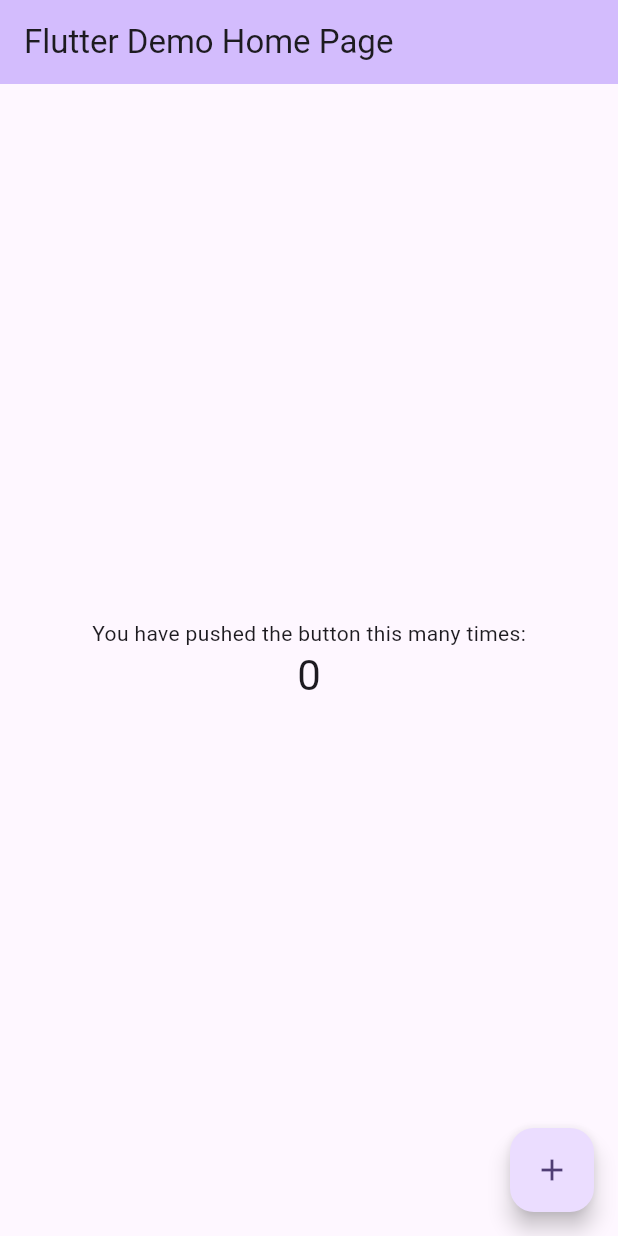
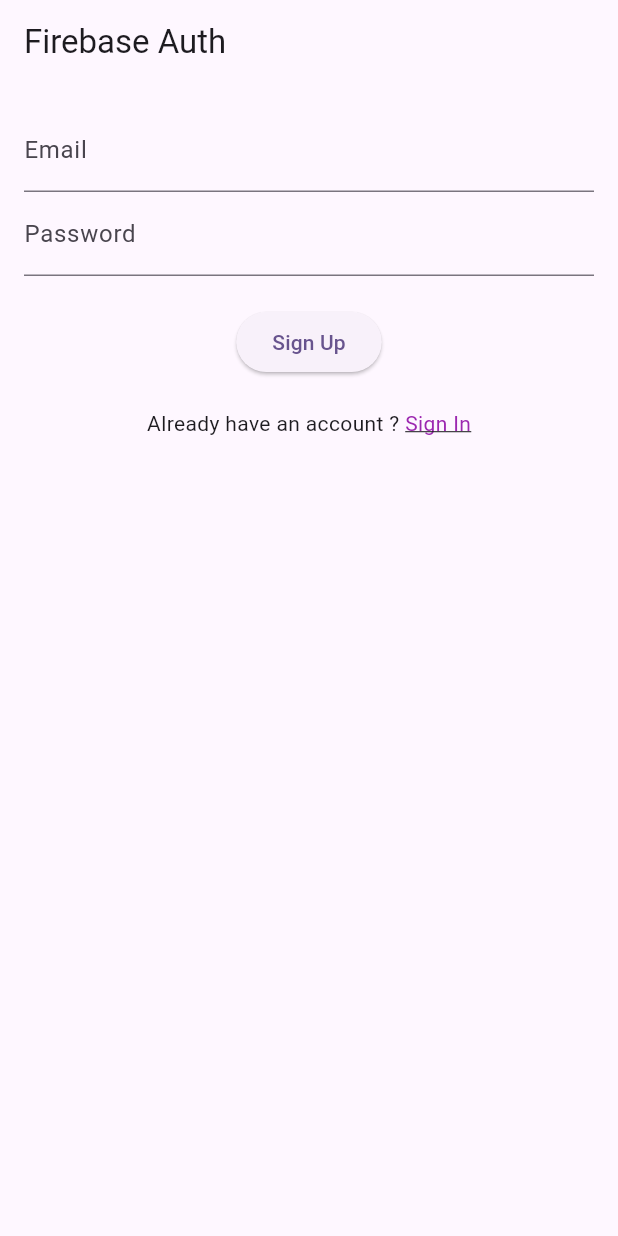
Before and after one commit to MalakEsmail/real-time-chat, a Flutter app: the screen it shows after launch, on a phone screen of 412 x 824 dp. Run offline on Flutter 3.47's test engine with Material 3 defaults, Android fonts, the phone set to English and light mode, and no system bars; our stand-ins replace dartz, equatable, firebase_auth, firebase_core, flutter_bloc, flutter_secure_storage and 1 more; accounts and stored records are empty.

Commit message:
add auth feature [signUp and login and logout] ui + logic

```diff
--- /dev/null
+++ b/lib/chat_app.dart
@@ -0,0 +1,37 @@
+import 'package:flutter/material.dart';
+import 'package:flutter_bloc/flutter_bloc.dart';
+import 'package:flutter_secure_storage/flutter_secure_storage.dart';
+import 'package:internet_connection_checker/internet_connection_checker.dart';
+import 'package:realtimechat/src/authentication/data/data_source/auth_local_data_source.dart';
+import 'package:realtimechat/src/authentication/data/data_source/auth_remote_data_source.dart';
+import 'package:realtimechat/src/authentication/data/repo/auth_repo_impl.dart';
+import 'package:realtimechat/src/authentication/presentation/auth_bloc/auth_bloc.dart';
+import 'package:realtimechat/src/authentication/presentation/auth_screen.dart';
+import 'package:realtimechat/src/core/network/network_info.dart';
+
+class ChatApp extends StatelessWidget {
+  const ChatApp({super.key});
+
+  @override
+  Widget build(BuildContext context) {
+    return MaterialApp(
+      title: 'Real Time Chat',
+      theme: ThemeData(
+        colorScheme: ColorScheme.fromSeed(seedColor: Colors.deepPurple),
+        useMaterial3: true,
+      ),
+      home: MultiBlocProvider(
+        providers: [
+          BlocProvider<AuthBloc>(
+            create: (BuildContext context) => AuthBloc(
+                authRepo: AuthRepoImpl(
+                    networkInfo: NetworkInfoImpl(internetConnectionChecker: InternetConnectionChecker()),
+                    authRemoteDataSource: AuthRemoteDataSourceImpl(),
+                    authLocalDataSource: AuthLocalDataSourceImpl(const FlutterSecureStorage()))),
+          ),
+        ],
+        child: const AuthScreen(),
+      ),
+    );
+  }
+}
--- a/lib/main.dart
+++ b/lib/main.dart
@@ -1,130 +1,11 @@
 import 'package:flutter/material.dart';
 import 'package:firebase_core/firebase_core.dart';
+import 'chat_app.dart';
 import 'firebase_options.dart';
 void main() async{
   WidgetsFlutterBinding.ensureInitialized();
   await Firebase.initializeApp(
     options: DefaultFirebaseOptions.currentPlatform,
   );
-  runApp(const MyApp());
+  runApp(const ChatApp());
 }
-
-class MyApp extends StatelessWidget {
-  const MyApp({super.key});
-
-  // This widget is the root of your application.
-  @override
-  Widget build(BuildContext context) {
-    return MaterialApp(
-      title: 'Flutter Demo',
-      theme: ThemeData(
-        // This is the theme of your application.
-        //
-        // TRY THIS: Try running your application with "flutter run". You'll see
-        // the application has a purple toolbar. Then, without quitting the app,
-        // try changing the seedColor in the colorScheme below to Colors.green
-        // and then invoke "hot reload" (save your changes or press the "hot
-        // reload" button in a Flutter-supported IDE, or press "r" if you used
-        // the command line to start the app).
-        //
-        // Notice that the counter didn't reset back to zero; the application
-        // state is not lost during the reload. To reset the state, use hot
-        // restart instead.
-        //
-        // This works for code too, not just values: Most code changes can be
-        // tested with just a hot reload.
-        colorScheme: ColorScheme.fromSeed(seedColor: Colors.deepPurple),
-        useMaterial3: true,
-      ),
-      home: const MyHomePage(title: 'Flutter Demo Home Page'),
-    );
-  }
-}
-
-class MyHomePage extends StatefulWidget {
-  const MyHomePage({super.key, required this.title});
-
-  // This widget is the home page of your application. It is stateful, meaning
-  // that it has a State object (defined below) that contains fields that affect
-  // how it looks.
-
-  // This class is the configuration for the state. It holds the values (in this
-  // case the title) provided by the parent (in this case the App widget) and
-  // used by the build method of the State. Fields in a Widget subclass are
-  // always marked "final".
-
-  final String title;
-
-  @override
-  State<MyHomePage> createState() => _MyHomePageState();
-}
-
-class _MyHomePageState extends State<MyHomePage> {
-  int _counter = 0;
-
-  void _incrementCounter() {
-    setState(() {
-      // This call to setState tells the Flutter framework that something has
-      // changed in this State, which causes it to rerun the build method below
-      // so that the display can reflect the updated values. If we changed
-      // _counter without calling setState(), then the build method would not be
-      // called again, and so nothing would appear to happen.
-      _counter++;
-    });
-  }
-
-  @override
-  Widget build(BuildContext context) {
-    // This method is rerun every time setState is called, for instance as done
-    // by the _incrementCounter method above.
-    //
-    // The Flutter framework has been optimized to make rerunning build methods
-    // fast, so that you can just rebuild anything that needs updating rather
-    // than having to individually change instances of widgets.
-    return Scaffold(
-      appBar: AppBar(
-        // TRY THIS: Try changing the color here to a specific color (to
-        // Colors.amber, perhaps?) and trigger a hot reload to see the AppBar
-        // change color while the other colors stay the same.
-        backgroundColor: Theme.of(context).colorScheme.inversePrimary,
-        // Here we take the value from the MyHomePage object that was created by
-        // the App.build method, and use it to set our appbar title.
-        title: Text(widget.title),
-      ),
-      body: Center(
-        // Center is a layout widget. It takes a single child and positions it
-        // in the middle of the parent.
-        child: Column(
-          // Column is also a layout widget. It takes a list of children and
-          // arranges them vertically. By default, it sizes itself to fit its
-          // children horizontally, and tries to be as tall as its parent.
-          //
-          // Column has various properties to control how it sizes itself and
-          // how it positions its children. Here we use mainAxisAlignment to
-          // center the children vertically; the main axis here is the vertical
-          // axis because Columns are vertical (the cross axis would be
-          // horizontal).
-          //
-          // TRY THIS: Invoke "debug painting" (choose the "Toggle Debug Paint"
-          // action in the IDE, or press "p" in the console), to see the
-          // wireframe for each widget.
-          mainAxisAlignment: MainAxisAlignment.center,
-          children: <Widget>[
-            const Text(
-              'You have pushed the button this many times:',
-            ),
-            Text(
-              '$_counter',
-              style: Theme.of(context).textTheme.headlineMedium,
-            ),
-          ],
-        ),
-      ),
-      floatingActionButton: FloatingActionButton(
-        onPressed: _incrementCounter,
-        tooltip: 'Increment',
-        child: const Icon(Icons.add),
-      ), // This trailing comma makes auto-formatting nicer for build methods.
-    );
-  }
-}
--- /dev/null
+++ b/lib/src/authentication/data/data_source/auth_local_data_source.dart
@@ -0,0 +1,24 @@
+import 'package:flutter_secure_storage/flutter_secure_storage.dart';
+import 'package:realtimechat/src/core/utils/app_strings.dart';
+
+abstract class AuthLocalDataSource {
+  Future<void> cacheToken({required String token});
+
+  Future<String?> getToken();
+}
+
+class AuthLocalDataSourceImpl extends AuthLocalDataSource {
+  final FlutterSecureStorage secureStorage;
+
+  AuthLocalDataSourceImpl(this.secureStorage);
+
+  @override
+  Future<void> cacheToken({required String token}) async {
+    return await secureStorage.write(key: AppStrings.token, value: token);
+  }
+
+  @override
+  Future<String?> getToken() async {
+    return await secureStorage.read(key: AppStrings.token);
+  }
+}
--- /dev/null
+++ b/lib/src/authentication/data/data_source/auth_remote_data_source.dart
@@ -0,0 +1,30 @@
+import 'package:firebase_auth/firebase_auth.dart';
+
+abstract class AuthRemoteDataSource {
+  Future<User?> login({required String email, required String password});
+
+  Future<User?> signUp({required String email, required String password});
+
+  Future<void> logout();
+}
+
+class AuthRemoteDataSourceImpl extends AuthRemoteDataSource {
+  FirebaseAuth auth = FirebaseAuth.instance;
+
+  @override
+  Future<User?> login({required String email, required String password}) async {
+    final result = await auth.signInWithEmailAndPassword(email: email, password: password);
+    return result.user;
+  }
+
+  @override
+  Future<User?> signUp({required String email, required String password}) async {
+    final result = await auth.createUserWithEmailAndPassword(email: email, password: password);
+    return result.user;
+  }
+
+  @override
+  Future<void> logout() async {
+    await FirebaseAuth.instance.signOut();
+  }
+}
--- /dev/null
+++ b/lib/src/authentication/domain/repo/auth_repo.dart
@@ -0,0 +1,11 @@
+import 'package:dartz/dartz.dart';
+import 'package:firebase_auth/firebase_auth.dart';
+import 'package:realtimechat/src/core/error/failure.dart';
+
+abstract class AuthRepo {
+  Future<Either<Failure, User?>> login({required String email, required String password});
+
+  Future<Either<Failure, User?>> signUp({required String email, required String password});
+
+  Future<Either<Failure, void>> logout();
+}
--- /dev/null
+++ b/lib/src/authentication/presentation/auth_bloc/auth_bloc.dart
@@ -0,0 +1,38 @@
+import 'package:dartz/dartz.dart';
+import 'package:equatable/equatable.dart';
+import 'package:firebase_auth/firebase_auth.dart';
+import 'package:flutter_bloc/flutter_bloc.dart';
+import 'package:realtimechat/src/authentication/domain/repo/auth_repo.dart';
+import 'package:realtimechat/src/core/error/failure.dart';
+
+part 'auth_event.dart';
+
+part 'auth_state.dart';
+
+class AuthBloc extends Bloc<AuthEvent, AuthState> {
+  final AuthRepo authRepo;
+
+  AuthBloc({required this.authRepo}) : super(AuthInitial()) {
+    on<LoginEvent>(_onLoginEvent);
+    on<SignUpEvent>(_onSignUpEvent);
+    on<LogoutEvent>(_onLogoutEvent);
+  }
+
+  _onLoginEvent(event, emit) async {
+    emit(LoginLoadingState());
+    Either<Failure, User?> response = await authRepo.login(email: event.email, password: event.password);
+    emit(response.fold((failure) => LoginErrorState(failure.message), (user) => LoginSuccessfullyState(user: user)));
+  }
+
+  _onSignUpEvent(event, emit) async {
+    emit(SignUpLoadingState());
+    Either<Failure, User?> response = await authRepo.signUp(email: event.email, password: event.password);
+    emit(response.fold((failure) => SignUpErrorState(failure.message), (user) => SignUpSuccessfullyState(user: user)));
+  }
+
+  _onLogoutEvent(event, emit) async {
+    emit(LogoutLoadingState());
+    Either<Failure, void> response = await authRepo.logout();
+    emit(response.fold((failure) => LogoutErrorState(failure.message), (x) => LogoutSuccessfullyState()));
+  }
+}
--- /dev/null
+++ b/lib/src/authentication/presentation/auth_bloc/auth_event.dart
@@ -0,0 +1,39 @@
+part of 'auth_bloc.dart';
+
+class AuthEvent extends Equatable {
+  const AuthEvent();
+
+  @override
+  List<Object?> get props => [];
+}
+
+class LoginEvent extends AuthEvent {
+  final String email;
+  final String password;
+
+  const LoginEvent({required this.email, required this.password});
+
+  @override
+  List<Object?> get props => [];
+}
+
+class SignUpEvent extends AuthEvent {
+  final String email;
+  final String password;
+
+  const SignUpEvent({required this.email, required this.password});
+
+  @override
+  List<Object?> get props => [];
+}
+
+class LogoutEvent extends AuthEvent {
+  final String email;
+
+  const LogoutEvent({
+    required this.email,
+  });
+
+  @override
+  List<Object?> get props => [];
+}
--- /dev/null
+++ b/lib/src/authentication/presentation/auth_bloc/auth_state.dart
@@ -0,0 +1,48 @@
+part of 'auth_bloc.dart';
+
+class AuthState extends Equatable {
+  const AuthState();
+
+  @override
+  List<Object?> get props => [];
+}
+
+class AuthInitial extends AuthState {}
+
+class LoginLoadingState extends AuthState {}
+
+class LoginSuccessfullyState extends AuthState {
+  final User? user;
+
+  const LoginSuccessfullyState({required this.user});
+}
+
+class LoginErrorState extends AuthState {
+  final String errorMessage;
+
+  const LoginErrorState(this.errorMessage);
+}
+
+class SignUpLoadingState extends AuthState {}
+
+class SignUpSuccessfullyState extends AuthState {
+  final User? user;
+
+  const SignUpSuccessfullyState({required this.user});
+}
+
+class SignUpErrorState extends AuthState {
+  final String errorMessage;
+
+  const SignUpErrorState(this.errorMessage);
+}
+
+class LogoutLoadingState extends AuthState {}
+
+class LogoutSuccessfullyState extends AuthState {}
+
+class LogoutErrorState extends AuthState {
+  final String errorMessage;
+
+  const LogoutErrorState(this.errorMessage);
+}
--- /dev/null
+++ b/lib/src/authentication/presentation/auth_screen.dart
@@ -0,0 +1,123 @@
+import 'package:flutter/material.dart';
+import 'package:flutter_bloc/flutter_bloc.dart';
+import 'package:realtimechat/src/authentication/presentation/auth_bloc/auth_bloc.dart';
+import 'package:realtimechat/src/chat/presentation/chat_screen.dart';
+import 'package:realtimechat/src/core/utils/toast.dart';
+
+class AuthScreen extends StatefulWidget {
+  const AuthScreen({super.key});
+
+  @override
+  _AuthScreenState createState() => _AuthScreenState();
+}
+
+class _AuthScreenState extends State<AuthScreen> {
+  final _emailController = TextEditingController();
+  final _passwordController = TextEditingController();
+  final _formKey = GlobalKey<FormState>();
+
+  @override
+  Widget build(BuildContext context) {
+    return Scaffold(
+      appBar: AppBar(title: const Text('Firebase Auth ')),
+      body: Padding(
+        padding: const EdgeInsets.all(16.0),
+        child: BlocConsumer<AuthBloc, AuthState>(
+          listener: (context, state) {
+            if (state is LoginSuccessfullyState) {
+              showToast(context: context, msg: 'Logged in Successfully !');
+              Navigator.pushReplacement(
+                  context,
+                  MaterialPageRoute<void>(
+                    builder: (BuildContext context) => const ChatScreen(),
+                  ));
+            }
+            if (state is SignUpSuccessfullyState) {
+              showToast(context: context, msg: 'Signed up Successfully !');
+              Navigator.pushReplacement(
+                  context,
+                  MaterialPageRoute<void>(
+                    builder: (BuildContext context) => const ChatScreen(),
+                  ));
+            }
+            if (state is LoginErrorState) {
+              showToast(context: context, msg: state.errorMessage);
+            }
+            if (state is SignUpErrorState) {
+              showToast(context: context, msg: state.errorMessage);
+            }
+          },
+          builder: (context, state) {
+            if (state is SignUpLoadingState || state is LoginLoadingState) {
+              return const Center(
+                child: SizedBox(
+                  height: 40,
+                  width: 40,
+                  child: CircularProgressIndicator(),
+                ),
+              );
+            }
+            return Form(
+              key: _formKey,
+              child: Column(
+                children: [
+                  TextFormField(
+                    controller: _emailController,
+                    decoration: const InputDecoration(labelText: 'Email'),
+                    validator: (value) {
+                      if (value == null || value.isEmpty) {
+                        return 'Please enter email';
+                      }
+                      return null;
+                    },
+                  ),
+                  TextFormField(
+                    controller: _passwordController,
+                    decoration: const InputDecoration(labelText: 'Password'),
+                    obscureText: false,
+                    validator: (value) {
+                      if (value == null || value.isEmpty) {
+                        return 'Please enter password';
+                      }
+                      return null;
+                    },
+                  ),
+                  const SizedBox(height: 20),
+                  ElevatedButton(
+                    onPressed: () {
+                      if (_formKey.currentState!.validate()) {
+                        context.read<AuthBloc>().add(SignUpEvent(email: _emailController.text, password: _passwordController.text));
+                      }
+                    },
+                    child: const Text('Sign Up'),
+                  ),
+                  const SizedBox(height: 20),
+                  Row(
+                    mainAxisAlignment: MainAxisAlignment.center,
+                    children: [
+                      const Text('Already have an account ? '),
+                      InkWell(
+                        child: const Text(
+                          'Sign In',
+                          style: TextStyle(
+                            color: Colors.purple,
+                            decoration: TextDecoration.underline,
+                          ),
+                        ),
+                        onTap: () {
+                          if (_formKey.currentState!.validate()) {
+                            context.read<AuthBloc>().add(LoginEvent(email: _emailController.text, password: _passwordController.text));
+                          }
+                        },
+                      ),
+                    ],
+                  )
+                ],
+              ),
+            );
+          },
+        ),
+      ),
+    );
+  }
+}
--- /dev/null
+++ b/lib/src/core/error/failure.dart
@@ -0,0 +1,22 @@
+import 'package:equatable/equatable.dart';
+
+abstract class Failure extends Equatable {
+  late final String message;
+
+  @override
+  List<Object?> get props => [message];
+}
+
+class FirebaseFailure extends Failure {
+  @override
+  final String message;
+
+  FirebaseFailure({required this.message});
+}
+
+class NetworkFailure extends Failure {
+  @override
+  final String message;
+
+  NetworkFailure({required this.message});
+}
--- /dev/null
+++ b/lib/src/core/network/network_info.dart
@@ -0,0 +1,14 @@
+import 'package:internet_connection_checker/internet_connection_checker.dart';
+
+abstract class NetworkInfo {
+  Future<bool> get isConnected;
+}
+
+class NetworkInfoImpl implements NetworkInfo {
+  final InternetConnectionChecker internetConnectionChecker;
+
+  NetworkInfoImpl({required this.internetConnectionChecker});
+
+  @override
+  Future<bool> get isConnected async => await internetConnectionChecker.hasConnection;
+}
--- /dev/null
+++ b/lib/src/core/utils/app_strings.dart
@@ -0,0 +1,3 @@
+class AppStrings {
+  static const String token="token";
+}
--- a/pubspec.yaml
+++ b/pubspec.yaml
@@ -36,6 +36,12 @@
   # Use with the CupertinoIcons class for iOS style icons.
   cupertino_icons: ^1.0.8
   firebase_core: ^3.6.0
+  flutter_bloc: ^8.1.6
+  firebase_auth: ^5.3.1
+  equatable: ^2.0.5
+  dartz: ^0.10.1
+  internet_connection_checker: ^1.0.0+1
+  flutter_secure_storage: ^9.2.2
 
 dev_dependencies:
   flutter_test:
```
Also changed, not shown: lib/src/authentication/data/repo/auth_repo_impl.dart (added, +67 -0 lines), lib/src/chat/presentation/chat_screen.dart (added, +21 -0 lines), lib/src/core/utils/toast.dart (added, +7 -0 lines), pubspec.lock, 7 other files.
